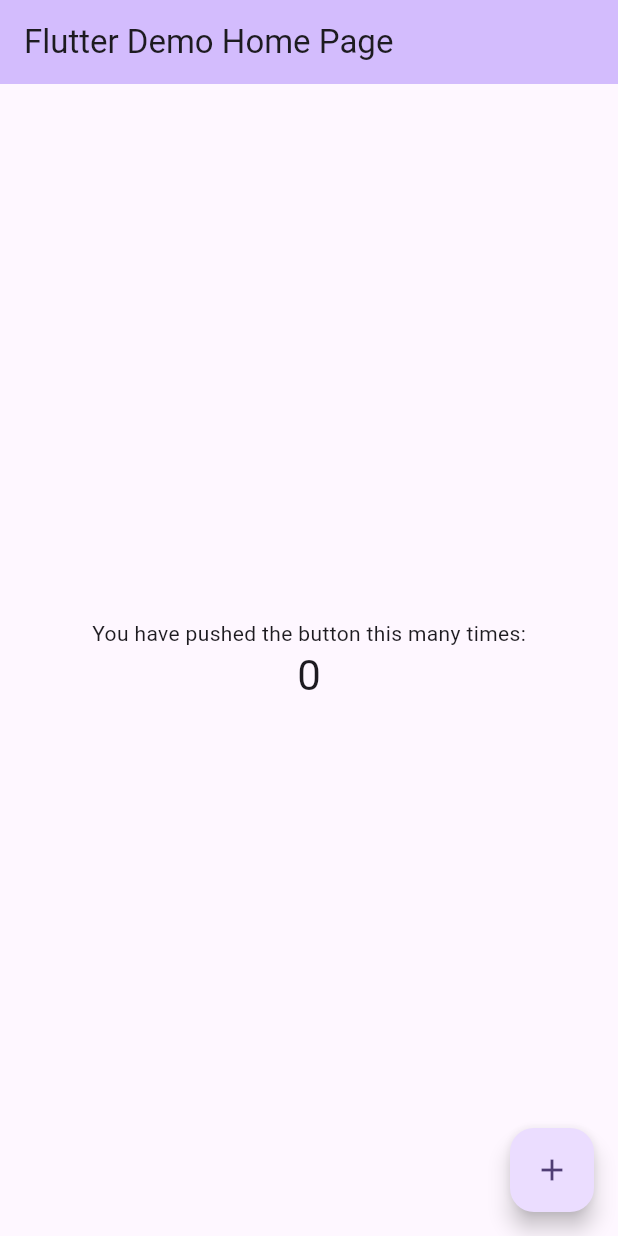
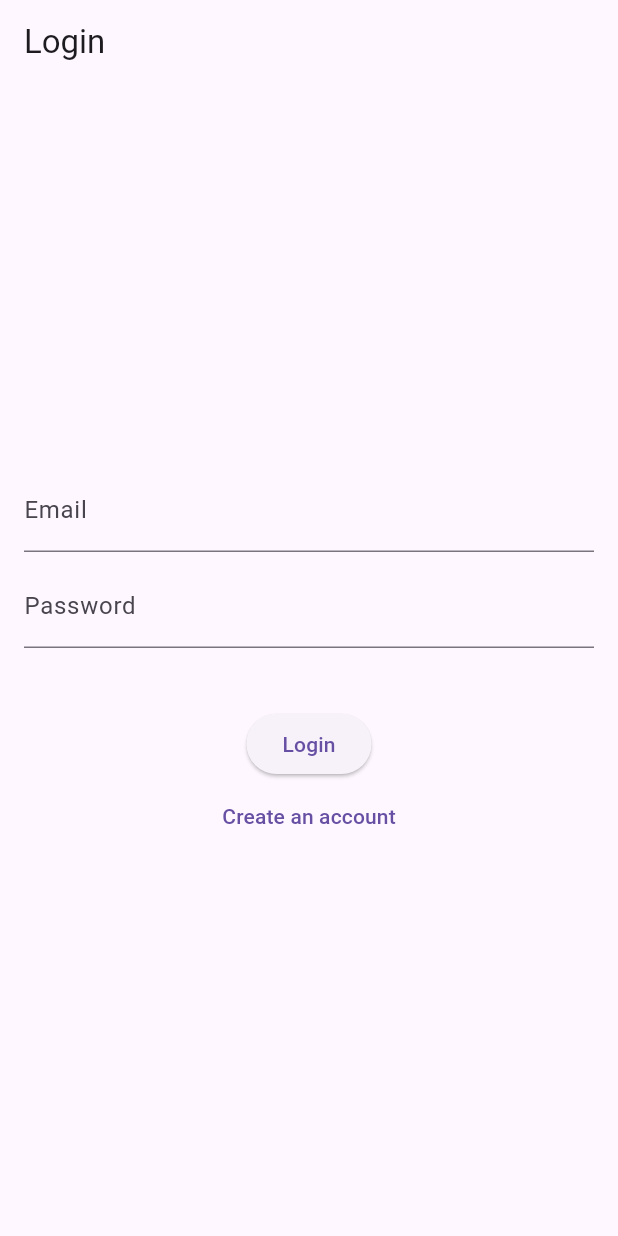
Before and after one commit to mzayan-bit/habitflow-app, a Flutter app: the screen it shows after launch, on a phone screen of 412 x 824 dp. Run offline on Flutter 3.47's test engine with Material 3 defaults, Android fonts, the phone set to English and light mode, and no system bars; our stand-ins replace firebase_auth, firebase_core, flutter_riverpod, hive_flutter; accounts and stored records are empty.

Commit message:
Set the basic things and  Created a basic login and sign up

```diff
--- a/lib/main.dart
+++ b/lib/main.dart
@@ -1,122 +1,47 @@
+// lib/main.dart
+
 import 'package:flutter/material.dart';
+import 'package:firebase_core/firebase_core.dart';
+import 'package:hive_flutter/hive_flutter.dart';
+import 'package:flutter_riverpod/flutter_riverpod.dart';
+import 'firebase_options.dart'; // Generated by FlutterFire CLI
+import 'package:habitflow/src/features/auth/presentation/auth_wrapper.dart';
 
-void main() {
-  runApp(const MyApp());
+Future<void> main() async {
+  // Ensure Flutter widgets are initialized
+  WidgetsFlutterBinding.ensureInitialized();
+
+  // Initialize Firebase
+  await Firebase.initializeApp(
+    options: DefaultFirebaseOptions.currentPlatform,
+  );
+
+  // Initialize Hive for local storage
+  await Hive.initFlutter();
+
+  runApp(
+    // Wrap the entire app in a ProviderScope for Riverpod state management
+    const ProviderScope(
+      child: HabitFlowApp(),
+    ),
+  );
 }
 
-class MyApp extends StatelessWidget {
-  const MyApp({super.key});
+class HabitFlowApp extends StatelessWidget {
+  const HabitFlowApp({super.key});
 
-  // This widget is the root of your application.
   @override
   Widget build(BuildContext context) {
     return MaterialApp(
-      title: 'Flutter Demo',
+      title: 'HabitFlow',
       theme: ThemeData(
-        // This is the theme of your application.
-        //
-        // TRY THIS: Try running your application with "flutter run". You'll see
-        // the application has a purple toolbar. Then, without quitting the app,
-        // try changing the seedColor in the colorScheme below to Colors.green
-        // and then invoke "hot reload" (save your changes or press the "hot
-        // reload" button in a Flutter-supported IDE, or press "r" if you used
-        // the command line to start the app).
-        //
-        // Notice that the counter didn't reset back to zero; the application
-        // state is not lost during the reload. To reset the state, use hot
-        // restart instead.
-        //
-        // This works for code too, not just values: Most code changes can be
-        // tested with just a hot reload.
-        colorScheme: ColorScheme.fromSeed(seedColor: Colors.deepPurple),
+        primarySwatch: Colors.orange,
+        useMaterial3: true, // Recommended for modern UI
+        visualDensity: VisualDensity.adaptivePlatformDensity,
       ),
-      home: const MyHomePage(title: 'Flutter Demo Home Page'),
+      darkTheme: ThemeData.dark(useMaterial3: true),
+      themeMode: ThemeMode.system,
+      home: const AuthWrapper(), // Use the AuthWrapper as the home widget
     );
   }
 }
-
-class MyHomePage extends StatefulWidget {
-  const MyHomePage({super.key, required this.title});
-
-  // This widget is the home page of your application. It is stateful, meaning
-  // that it has a State object (defined below) that contains fields that affect
-  // how it looks.
-
-  // This class is the configuration for the state. It holds the values (in this
-  // case the title) provided by the parent (in this case the App widget) and
-  // used by the build method of the State. Fields in a Widget subclass are
-  // always marked "final".
-
-  final String title;
-
-  @override
-  State<MyHomePage> createState() => _MyHomePageState();
-}
-
-class _MyHomePageState extends State<MyHomePage> {
-  int _counter = 0;
-
-  void _incrementCounter() {
-    setState(() {
-      // This call to setState tells the Flutter framework that something has
-      // changed in this State, which causes it to rerun the build method below
-      // so that the display can reflect the updated values. If we changed
-      // _counter without calling setState(), then the build method would not be
-      // called again, and so nothing would appear to happen.
-      _counter++;
-    });
-  }
-
-  @override
-  Widget build(BuildContext context) {
-    // This method is rerun every time setState is called, for instance as done
-    // by the _incrementCounter method above.
-    //
-    // The Flutter framework has been optimized to make rerunning build methods
-    // fast, so that you can just rebuild anything that needs updating rather
-    // than having to individually change instances of widgets.
-    return Scaffold(
-      appBar: AppBar(
-        // TRY THIS: Try changing the color here to a specific color (to
-        // Colors.amber, perhaps?) and trigger a hot reload to see the AppBar
-        // change color while the other colors stay the same.
-        backgroundColor: Theme.of(context).colorScheme.inversePrimary,
-        // Here we take the value from the MyHomePage object that was created by
-        // the App.build method, and use it to set our appbar title.
-        title: Text(widget.title),
-      ),
-      body: Center(
-        // Center is a layout widget. It takes a single child and positions it
-        // in the middle of the parent.
-        child: Column(
-          // Column is also a layout widget. It takes a list of children and
-          // arranges them vertically. By default, it sizes itself to fit its
-          // children horizontally, and tries to be as tall as its parent.
-          //
-          // Column has various properties to control how it sizes itself and
-          // how it positions its children. Here we use mainAxisAlignment to
-          // center the children vertically; the main axis here is the vertical
-          // axis because Columns are vertical (the cross axis would be
-          // horizontal).
-          //
-          // TRY THIS: Invoke "debug painting" (choose the "Toggle Debug Paint"
-          // action in the IDE, or press "p" in the console), to see the
-          // wireframe for each widget.
-          mainAxisAlignment: MainAxisAlignment.center,
-          children: <Widget>[
-            const Text('You have pushed the button this many times:'),
-            Text(
-              '$_counter',
-              style: Theme.of(context).textTheme.headlineMedium,
-            ),
-          ],
-        ),
-      ),
-      floatingActionButton: FloatingActionButton(
-        onPressed: _incrementCounter,
-        tooltip: 'Increment',
-        child: const Icon(Icons.add),
-      ), // This trailing comma makes auto-formatting nicer for build methods.
-    );
-  }
-}
--- /dev/null
+++ b/lib/src/features/auth/data/auth_repository.dart
@@ -0,0 +1,37 @@
+// lib/src/features/auth/data/auth_repository.dart
+
+import 'package:firebase_auth/firebase_auth.dart';
+import 'package:flutter_riverpod/flutter_riverpod.dart';
+
+class AuthRepository {
+  AuthRepository(this._auth);
+  final FirebaseAuth _auth;
+
+  Stream<User?> authStateChanges() => _auth.authStateChanges();
+  User? get currentUser => _auth.currentUser;
+
+  Future<void> signInWithEmailAndPassword(String email, String password) {
+    return _auth.signInWithEmailAndPassword(email: email, password: password);
+  }
+
+  Future<void> createUserWithEmailAndPassword(String email, String password) {
+    return _auth.createUserWithEmailAndPassword(email: email, password: password);
+  }
+
+  Future<void> signOut() {
+    return _auth.signOut();
+  }
+}
+
+// Provider for the FirebaseAuth instance
+final firebaseAuthProvider = Provider<FirebaseAuth>((ref) => FirebaseAuth.instance);
+
+// Provider for the AuthRepository
+final authRepositoryProvider = Provider<AuthRepository>((ref) {
+  return AuthRepository(ref.watch(firebaseAuthProvider));
+});
+
+// StreamProvider to listen to auth state changes
+final authStateChangesProvider = StreamProvider<User?>((ref) {
+  return ref.watch(authRepositoryProvider).authStateChanges();
+});
--- /dev/null
+++ b/lib/src/features/auth/presentation/auth_wrapper.dart
@@ -0,0 +1,34 @@
+// lib/src/features/auth/presentation/auth_wrapper.dart
+
+import 'package:flutter/material.dart';
+import 'package:flutter_riverpod/flutter_riverpod.dart';
+import 'package:habitflow/src/features/auth/data/auth_repository.dart';
+import 'package:habitflow/src/features/auth/presentation/login_screen.dart'; // We will create this next
+import 'package:habitflow/src/features/habits/presentation/home_screen.dart'; // And this one too
+
+class AuthWrapper extends ConsumerWidget {
+  const AuthWrapper({super.key});
+
+  @override
+  Widget build(BuildContext context, WidgetRef ref) {
+    final authState = ref.watch(authStateChangesProvider);
+
+    return authState.when(
+      data: (user) {
+        if (user != null) {
+          // User is logged in, show the home screen
+          return const HomeScreen();
+        } else {
+          // User is not logged in, show the login screen
+          return const LoginScreen();
+        }
+      },
+      loading: () => const Scaffold(
+        body: Center(child: CircularProgressIndicator()),
+      ),
+      error: (error, stackTrace) => Scaffold(
+        body: Center(child: Text('Something went wrong: $error')),
+      ),
+    );
+  }
+}
--- /dev/null
+++ b/lib/src/features/auth/presentation/login_screen.dart
@@ -0,0 +1,99 @@
+// lib/src/features/auth/presentation/login_screen.dart
+
+import 'package:flutter/material.dart';
+import 'package:flutter_riverpod/flutter_riverpod.dart';
+import 'package:habitflow/src/features/auth/data/auth_repository.dart';
+
+class LoginScreen extends ConsumerStatefulWidget {
+  const LoginScreen({super.key});
+
+  @override
+  ConsumerState<LoginScreen> createState() => _LoginScreenState();
+}
+
+class _LoginScreenState extends ConsumerState<LoginScreen> {
+  final _emailController = TextEditingController();
+  final _passwordController = TextEditingController();
+  bool _isLogin = true;
+  String? _errorMessage;
+
+  @override
+  void dispose() {
+    _emailController.dispose();
+    _passwordController.dispose();
+    super.dispose();
+  }
+
+  Future<void> _submit() async {
+    setState(() => _errorMessage = null);
+    try {
+      final authRepo = ref.read(authRepositoryProvider);
+      if (_isLogin) {
+        await authRepo.signInWithEmailAndPassword(
+          _emailController.text,
+          _passwordController.text,
+        );
+      } else {
+        await authRepo.createUserWithEmailAndPassword(
+          _emailController.text,
+          _passwordController.text,
+        );
+      }
+      // Navigation is handled by AuthWrapper
+    } catch (e) {
+      setState(() => _errorMessage = e.toString());
+    }
+  }
+
+  @override
+  Widget build(BuildContext context) {
+    return Scaffold(
+      appBar: AppBar(
+        title: Text(_isLogin ? 'Login' : 'Sign Up'),
+      ),
+      body: Padding(
+        padding: const EdgeInsets.all(16.0),
+        child: Column(
+          mainAxisAlignment: MainAxisAlignment.center,
+          children: [
+            TextField(
+              controller: _emailController,
+              decoration: const InputDecoration(labelText: 'Email'),
+              keyboardType: TextInputType.emailAddress,
+            ),
+            const SizedBox(height: 8),
+            TextField(
+              controller: _passwordController,
+              decoration: const InputDecoration(labelText: 'Password'),
+              obscureText: true,
+            ),
+            const SizedBox(height: 20),
+            if (_errorMessage != null)
+              Text(
+                _errorMessage!,
+                style: TextStyle(color: Theme.of(context).colorScheme.error),
+              ),
+            const SizedBox(height: 20),
+            ElevatedButton(
+              onPressed: _submit,
+              child: Text(_isLogin ? 'Login' : 'Sign Up'),
+            ),
+            TextButton(
+              onPressed: () {
+                setState(() {
+                  _isLogin = !_isLogin;
+                  _errorMessage = null;
+                });
+              },
+              child: Text(
+                _isLogin
+                    ? 'Create an account'
+                    : 'Have an account? Login',
+              ),
+            ),
+          ],
+        ),
+      ),
+    );
+  }
+}
```
Also changed, not shown: lib/src/features/habits/presentation/home_screen.dart (added, +37 -0 lines), pubspec.yaml (+34 -4 lines), firebase.json (added), lib/firebase_options.dart (added), lib/src/app.dart (added), pubspec.lock, 6 other files.
